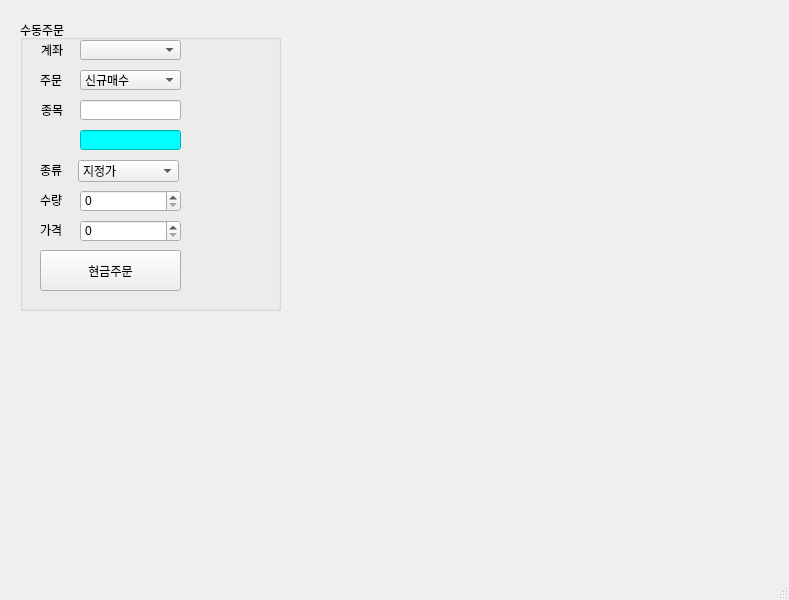
First picture: the form in pytrader.ui, repository didw/PyTrader, before the edit.
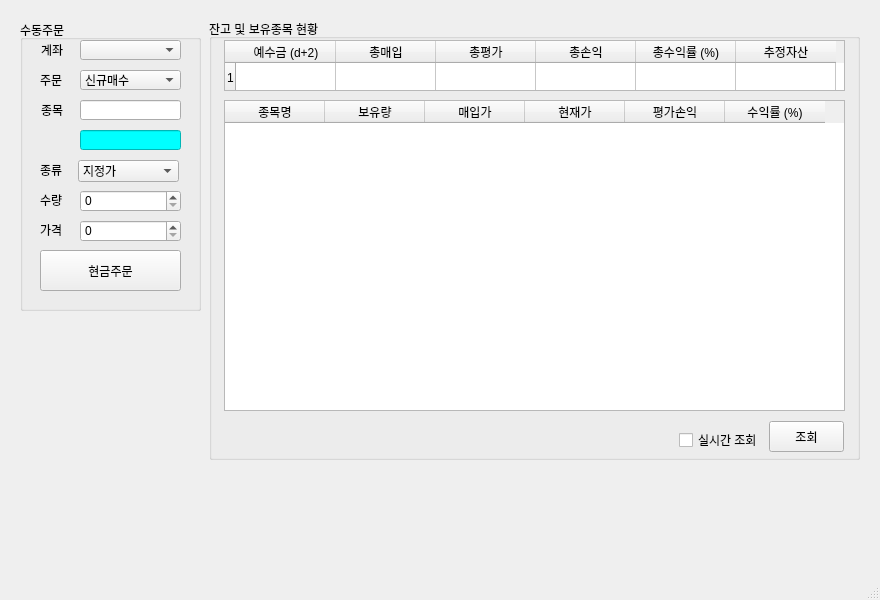
Second picture: the form after the edit.

Commit message: implemented search currency

The edit to the form file:
```diff
--- a/pytrader.ui
+++ b/pytrader.ui
@@ -6,7 +6,7 @@
    <rect>
     <x>0</x>
     <y>0</y>
-    <width>789</width>
+    <width>880</width>
     <height>600</height>
    </rect>
   </property>
@@ -19,7 +19,7 @@
      <rect>
       <x>20</x>
       <y>20</y>
-      <width>261</width>
+      <width>181</width>
       <height>291</height>
      </rect>
     </property>
@@ -230,6 +230,129 @@
      </property>
     </widget>
    </widget>
+   <widget class="QGroupBox" name="groupBox_2">
+    <property name="geometry">
+     <rect>
+      <x>209</x>
+      <y>19</y>
+      <width>651</width>
+      <height>441</height>
+     </rect>
+    </property>
+    <property name="title">
+     <string>잔고 및 보유종목 현황</string>
+    </property>
+    <widget class="QTableWidget" name="tableWidget">
+     <property name="geometry">
+      <rect>
+       <x>15</x>
+       <y>21</y>
+       <width>621</width>
+       <height>51</height>
+      </rect>
+     </property>
+     <property name="rowCount">
+      <number>1</number>
+     </property>
+     <row/>
+     <column>
+      <property name="text">
+       <string>예수금 (d+2)</string>
+      </property>
+     </column>
+     <column>
+      <property name="text">
+       <string>총매입</string>
+      </property>
+     </column>
+     <column>
+      <property name="text">
+       <string>총평가</string>
+      </property>
+     </column>
+     <column>
+      <property name="text">
+       <string>총손익</string>
+      </property>
+     </column>
+     <column>
+      <property name="text">
+       <string>총수익률 (%)</string>
+      </property>
+     </column>
+     <column>
+      <property name="text">
+       <string>추정자산</string>
+      </property>
+     </column>
+    </widget>
+    <widget class="QTableWidget" name="tableWidget_2">
+     <property name="geometry">
+      <rect>
+       <x>15</x>
+       <y>81</y>
+       <width>621</width>
+       <height>311</height>
+      </rect>
+     </property>
+     <column>
+      <property name="text">
+       <string>종목명</string>
+      </property>
+     </column>
+     <column>
+      <property name="text">
+       <string>보유량</string>
+      </property>
+     </column>
+     <column>
+      <property name="text">
+       <string>매입가</string>
+      </property>
+     </column>
+     <column>
+      <property name="text">
+       <string>현재가</string>
+      </property>
+     </column>
+     <column>
+      <property name="text">
+       <string>평가손익</string>
+      </property>
+     </column>
+     <column>
+      <property name="text">
+       <string>수익률 (%)</string>
+      </property>
+     </column>
+    </widget>
+    <widget class="QCheckBox" name="checkBox">
+     <property name="geometry">
+      <rect>
+       <x>470</x>
+       <y>411</y>
+       <width>81</width>
+       <height>20</height>
+      </rect>
+     </property>
+     <property name="text">
+      <string>실시간 조회</string>
+     </property>
+    </widget>
+    <widget class="QPushButton" name="pushButton_2">
+     <property name="geometry">
+      <rect>
+       <x>560</x>
+       <y>402</y>
+       <width>75</width>
+       <height>31</height>
+      </rect>
+     </property>
+     <property name="text">
+      <string>조회</string>
+     </property>
+    </widget>
+   </widget>
   </widget>
   <widget class="QMenuBar" name="menubar">
    <property name="geometry">
```
Left out of the diff: 4 changed lines with no effect on the pictures. The commit also changes 2 other files.
